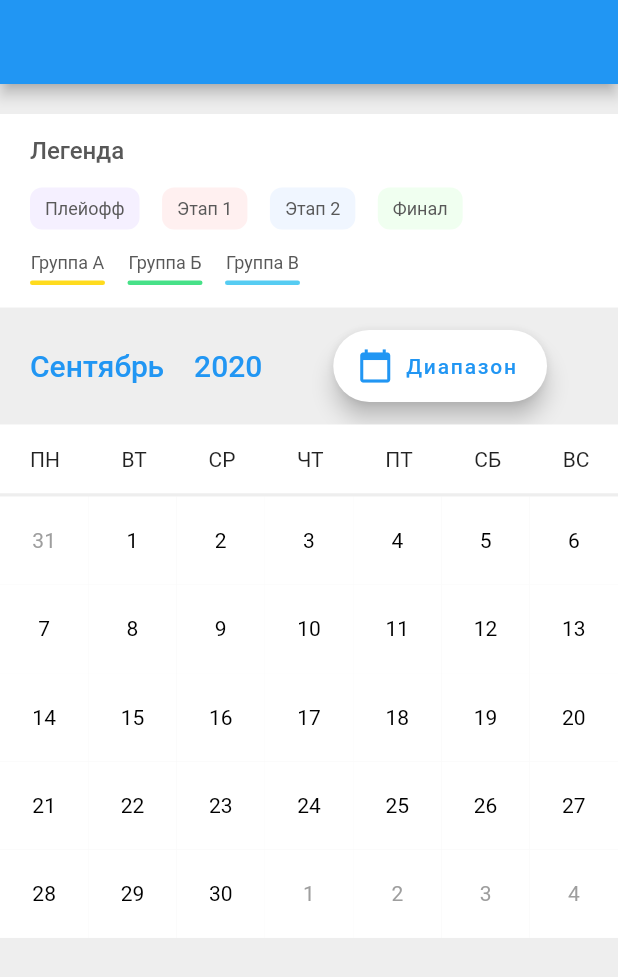
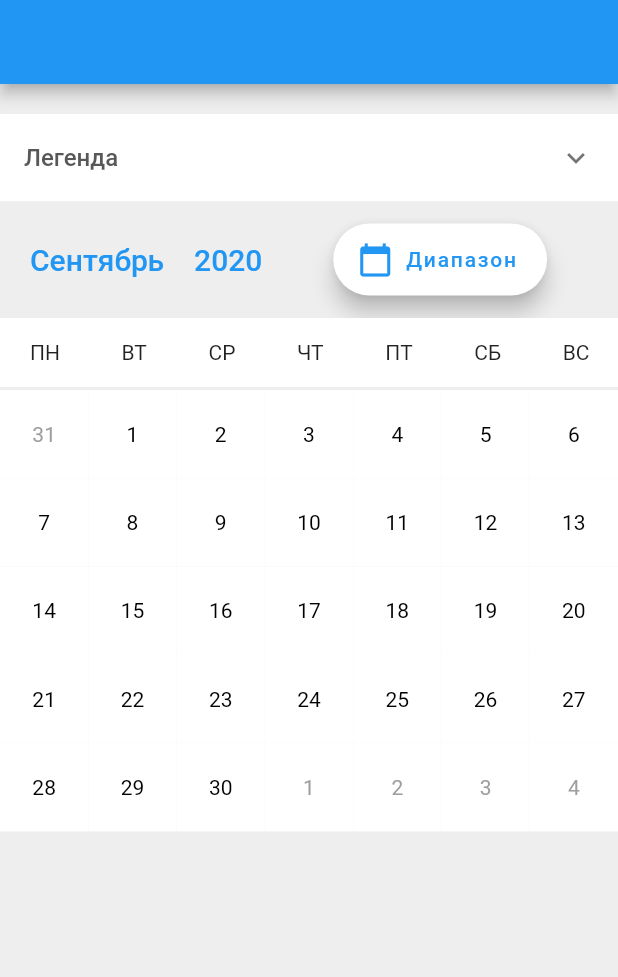
Before and after one commit to grafovdenis/pretty_calendar, a Flutter app: the screen it shows after launch, on a phone screen of 412 x 824 dp. Shown: the top 977 px of the screen. Run offline on Flutter 3.47's test engine with Material 2 defaults, Android fonts, the light colour scheme and no system bars; our stand-ins replace month_picker_dialog.

Commit message:
make legend expendable

```diff
--- a/lib/widgets/legend_widget.dart
+++ b/lib/widgets/legend_widget.dart
@@ -4,7 +4,6 @@ import 'package:pretty_calendar/widgets/group_widget.dart';
 
 import 'legend_item_widget.dart';
 
-///TODO make it expandable?
 class LegendWidget extends StatelessWidget {
   const LegendWidget({Key key}) : super(key: key);
 
@@ -12,14 +11,9 @@ class LegendWidget extends StatelessWidget {
   Widget build(BuildContext context) {
     return Container(
       color: Colors.white,
-      padding: const EdgeInsets.symmetric(horizontal: 20),
-      child: Column(
-        children: [
-          SizedBox(height: 15),
-          Row(
-            mainAxisAlignment: MainAxisAlignment.start,
-            children: [
-              Text(
+      child: ExpansionTile(
+        childrenPadding: const EdgeInsets.symmetric(horizontal: 20),
+        title: Text(
           "Легенда",
           style: TextStyle(
             color: Color.fromRGBO(88, 88, 88, 1),
@@ -27,8 +21,7 @@ class LegendWidget extends StatelessWidget {
             fontSize: 16,
           ),
         ),
-            ],
-          ),
+        children: [
           SizedBox(height: 15),
           Row(
             children: [
```
Lines whose indentation alone changed are shown as unchanged.
